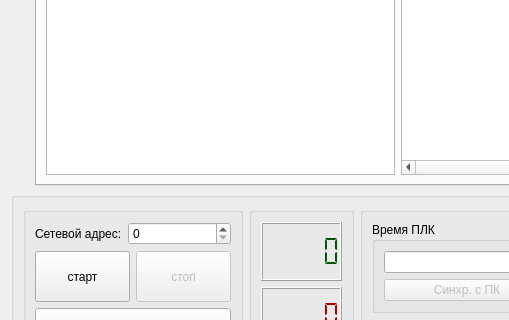
Old version of the form Debugger/debuggerform.ui in the repository atikbif/relkonIDE; both pictures show x 0 to 509 and y 310 to 630 of the 1005 by 755 pixel window.
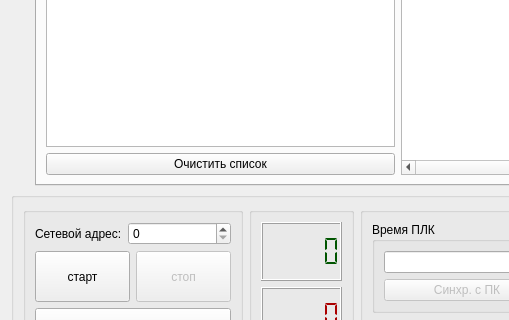
New version of the form. The open tabs and pages were chosen to show the change.

Commit message: кнопка очистить в отладчике, Ctrl+X в пульте

```diff
--- a/Debugger/debuggerform.ui
+++ b/Debugger/debuggerform.ui
@@ -675,7 +675,7 @@
        <string>Переменные</string>
       </attribute>
       <layout class="QGridLayout" name="gridLayout">
-       <item row="0" column="0">
+       <item row="0" column="0" rowspan="2">
         <widget class="QTreeWidget" name="treeWidgetMain">
          <property name="sizePolicy">
           <sizepolicy hsizetype="Expanding" vsizetype="Expanding">
@@ -712,7 +712,14 @@
          </column>
         </widget>
        </item>
-       <item row="0" column="1">
+       <item row="2" column="0">
+        <widget class="QPushButton" name="pushButtonClear">
+         <property name="text">
+          <string>Очистить список</string>
+         </property>
+        </widget>
+       </item>
+       <item row="0" column="3" rowspan="3">
         <widget class="QTreeWidget" name="treeWidgetWatch">
          <property name="sizePolicy">
           <sizepolicy hsizetype="Expanding" vsizetype="Expanding">
```
The commit also changes 4 other files.
